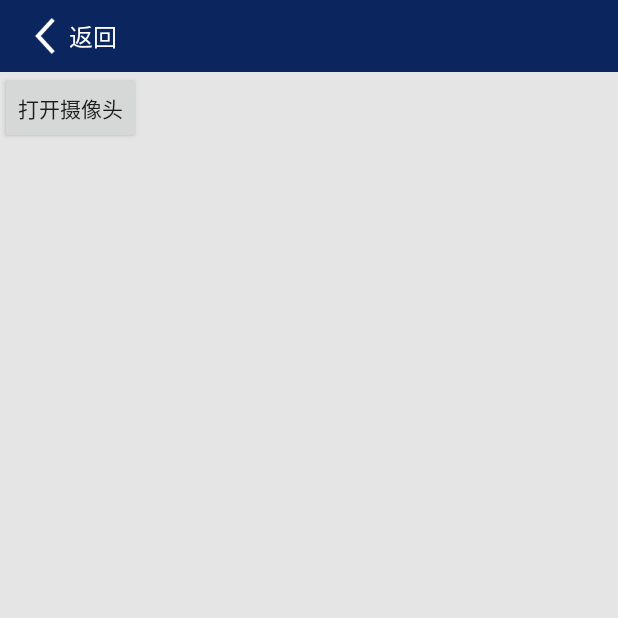
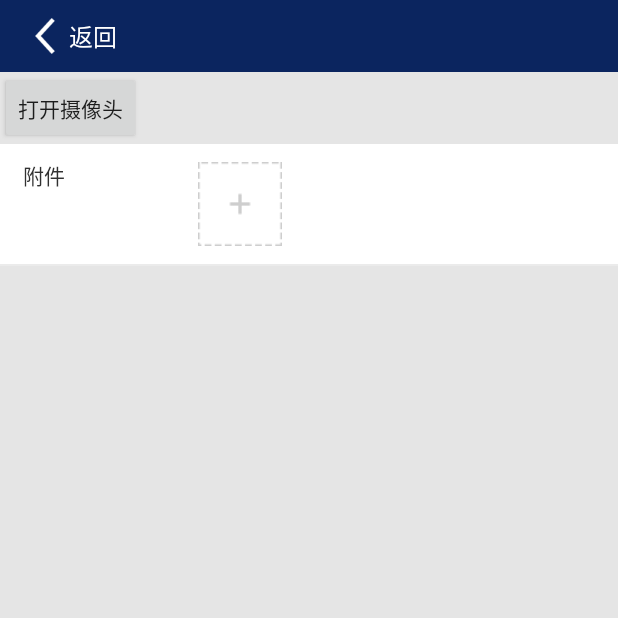
Before and after one commit to xinglan1104/KfFta, an Android app: the CameraActivity screen opened directly, with no data from a screen before it, on a phone screen of 412 x 824 dp, the top half of it. Run offline under Robolectric (Android 15) with nearby library versions, the phone set to English and light mode, and no system bars; libraries missing offline, so code that uses them is left out: com.afollestad.materialdialogs, com.luck.picture, permissions.dispatcher; pictures from the network do not load.

Commit message:
添加选择图片的库

```diff
--- a/app/src/main/AndroidManifest.xml
+++ b/app/src/main/AndroidManifest.xml
@@ -6,6 +6,8 @@
     <uses-permission android:name="android.permission.CAMERA" />
 
     <uses-permission android:name="android.permission.INTERNET" />
+    <uses-permission android:name="android.permission.READ_EXTERNAL_STORAGE" />
+    <uses-permission android:name="android.permission.WRITE_EXTERNAL_STORAGE" />
 
     <application
         android:name=".base.App"
--- a/app/src/main/java/com/xl/kffta/ui/activity/MainActivity.java
+++ b/app/src/main/java/com/xl/kffta/ui/activity/MainActivity.java
@@ -14,7 +14,6 @@ import com.xl.kffta.net.taskmanager.TaskNetManager;
 import com.xl.kffta.ui.activity.executejointtask.ExecuteJointTaskListActivity;
 import com.xl.kffta.ui.activity.executetask.ExecuteListActivity;
 import com.xl.kffta.ui.activity.receivejointtask.JointTaskListActivity;
-import com.xl.kffta.ui.activity.receivetask.TakeOrderActivity;
 import com.xl.kffta.util.DialogUtil;
 
 import org.jetbrains.annotations.NotNull;
@@ -83,7 +82,7 @@ public class MainActivity extends BaseActivity implements View.OnClickListener {
         int id = v.getId();
         Intent intent = new Intent();
         if (id == R.id.main_layout_1) {
-            startActivity(new Intent(MainActivity.this, TakeOrderActivity.class));
+            startActivity(new Intent(MainActivity.this, CameraActivity.class));
         } else if (id == R.id.main_layout_2) {
             // 待执行的
             intent.setClass(MainActivity.this, ExecuteListActivity.class);
--- a/app/src/main/res/layout/activity_camera.xml
+++ b/app/src/main/res/layout/activity_camera.xml
@@ -12,4 +12,6 @@
         android:layout_width="wrap_content"
         android:layout_height="wrap_content"
         android:text="打开摄像头" />
+
+    <include layout="@layout/item_pick_photo" />
 </LinearLayout>
--- /dev/null
+++ b/app/src/main/res/layout/item_pick_photo.xml
@@ -0,0 +1,107 @@
+<?xml version="1.0" encoding="utf-8"?>
+<RelativeLayout xmlns:android="http://schemas.android.com/apk/res/android"
+    xmlns:tools="http://schemas.android.com/tools"
+    android:layout_width="match_parent"
+    android:layout_height="wrap_content"
+    android:background="@color/white"
+    android:orientation="vertical">
+
+    <TextView
+        android:id="@+id/detail_label"
+        android:layout_width="@dimen/label_width"
+        android:layout_height="@dimen/line_height"
+        android:ellipsize="end"
+        android:gravity="start"
+        android:maxLines="1"
+        android:paddingLeft="15dp"
+        android:paddingTop="10dp"
+        android:text="附件"
+        android:textColor="@color/text_label"
+        android:textSize="14sp"
+        tools:text="企业名称" />
+
+
+    <LinearLayout
+        android:id="@+id/detail_pic_layout"
+        android:layout_width="match_parent"
+        android:layout_height="wrap_content"
+        android:layout_toRightOf="@id/detail_label"
+        android:orientation="horizontal">
+
+        <FrameLayout
+            android:id="@+id/detail_pic_area_1"
+            android:layout_width="64dp"
+            android:layout_height="64dp"
+            android:layout_margin="8dp">
+
+            <ImageView
+                android:id="@+id/add_screenshot_image_1"
+                android:layout_width="56dp"
+                android:layout_height="56dp"
+                android:layout_gravity="center"
+                android:src="@drawable/feedback_ft_add_img" />
+
+            <ImageView
+                android:id="@+id/delete_screenshot_image_1"
+                android:layout_width="wrap_content"
+                android:layout_height="wrap_content"
+                android:layout_gravity="top|end"
+                android:src="@drawable/feedback_ft_delete_img"
+                android:visibility="gone" />
+        </FrameLayout>
+
+        <FrameLayout
+            android:id="@+id/detail_pic_area_2"
+            android:layout_width="64dp"
+            android:layout_height="64dp"
+            android:layout_marginTop="8dp"
+            android:layout_marginBottom="8dp"
+            android:visibility="gone">
+
+            <ImageView
+                android:id="@+id/add_screenshot_image_2"
+                android:layout_width="56dp"
+                android:layout_height="56dp"
+                android:layout_gravity="center"
+                android:src="@drawable/feedback_ft_add_img" />
+
+            <ImageView
+                android:id="@+id/delete_screenshot_image_2"
+                android:layout_width="wrap_content"
+                android:layout_height="wrap_content"
+                android:layout_gravity="top|end"
+                android:src="@drawable/feedback_ft_delete_img"
+                android:visibility="gone" />
+        </FrameLayout>
+
+        <FrameLayout
+            android:id="@+id/detail_pic_area_3"
+            android:layout_width="64dp"
+            android:layout_height="64dp"
+            android:layout_margin="8dp"
+            android:visibility="gone">
+
+            <ImageView
+                android:id="@+id/add_screenshot_image_3"
+                android:layout_width="56dp"
+                android:layout_height="56dp"
+                android:layout_gravity="center"
+                android:src="@drawable/feedback_ft_add_img" />
+
+            <ImageView
+                android:id="@+id/delete_screenshot_image_3"
+                android:layout_width="wrap_content"
+                android:layout_height="wrap_content"
+                android:layout_gravity="top|end"
+                android:src="@drawable/feedback_ft_delete_img"
+                android:visibility="gone" />
+        </FrameLayout>
+    </LinearLayout>
+
+
+    <View
+        android:layout_width="match_parent"
+        android:layout_height="1dp"
+        android:layout_below="@id/detail_pic_layout"
+        android:background="#2f959595" />
+</RelativeLayout>
--- a/build.gradle
+++ b/build.gradle
@@ -5,7 +5,7 @@ buildscript {
     repositories {
         google()
         jcenter()
-
+        maven { url "https://jitpack.io" }
     }
     dependencies {
         classpath 'com.android.tools.build:gradle:3.5.2'
@@ -20,7 +20,7 @@ allprojects {
     repositories {
         google()
         jcenter()
-
+        maven { url "https://jitpack.io" }
     }
 }
 
```
Also changed, not shown: app/build.gradle (+6 -1 lines), app/src/main/java/com/xl/kffta/ui/activity/CameraActivity.kt (+113 -5 lines), app/src/main/java/com/xl/kffta/util/GlideEngine.java (added, +230 -0 lines), app/src/main/java/com/xl/kffta/util/ImageCacheUtils.java (added, +51 -0 lines), app/src/main/res/drawable-xhdpi/feedback_ft_add_img.png (added), app/src/main/res/drawable-xhdpi/feedback_ft_delete_img.png (added), 1 other file.
